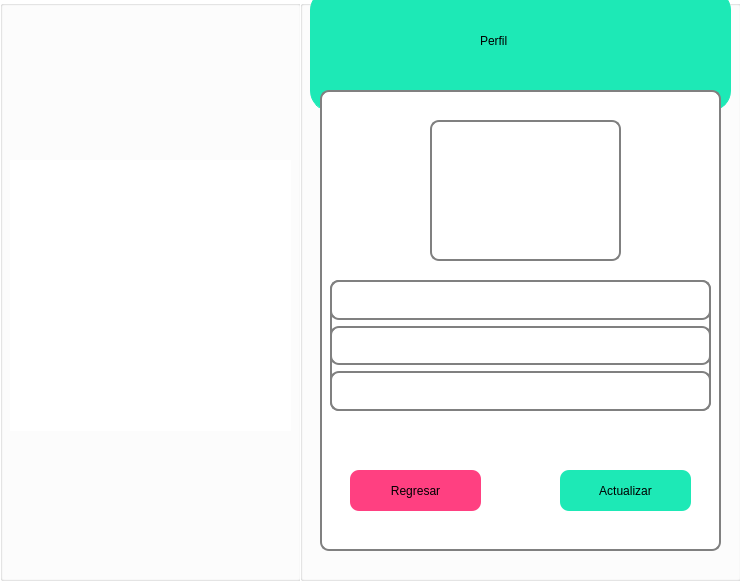
Before: the Qt Designer form SCS/foto.ui in sagarme17/SCS, drawn with Qt 5.
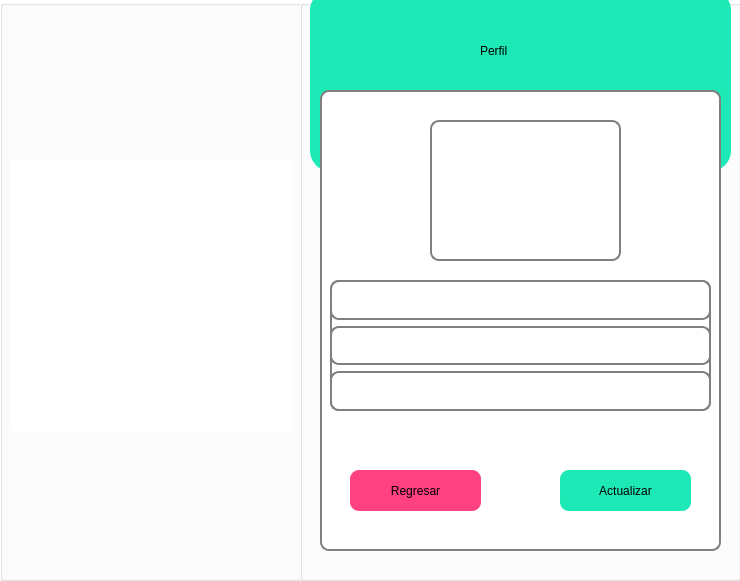
After: the same form once the commit is applied. Icons and pictures are not drawn.

What changed in the file:
```diff
--- a/SCS/foto.ui
+++ b/SCS/foto.ui
@@ -64,7 +64,7 @@
     <property name="geometry">
      <rect>
       <x>180</x>
-      <y>20</y>
+      <y>30</y>
       <width>91</width>
       <height>41</height>
      </rect>
@@ -293,7 +293,7 @@
       <x>10</x>
       <y>-10</y>
       <width>421</width>
-      <height>121</height>
+      <height>181</height>
      </rect>
     </property>
     <property name="styleSheet">
```
